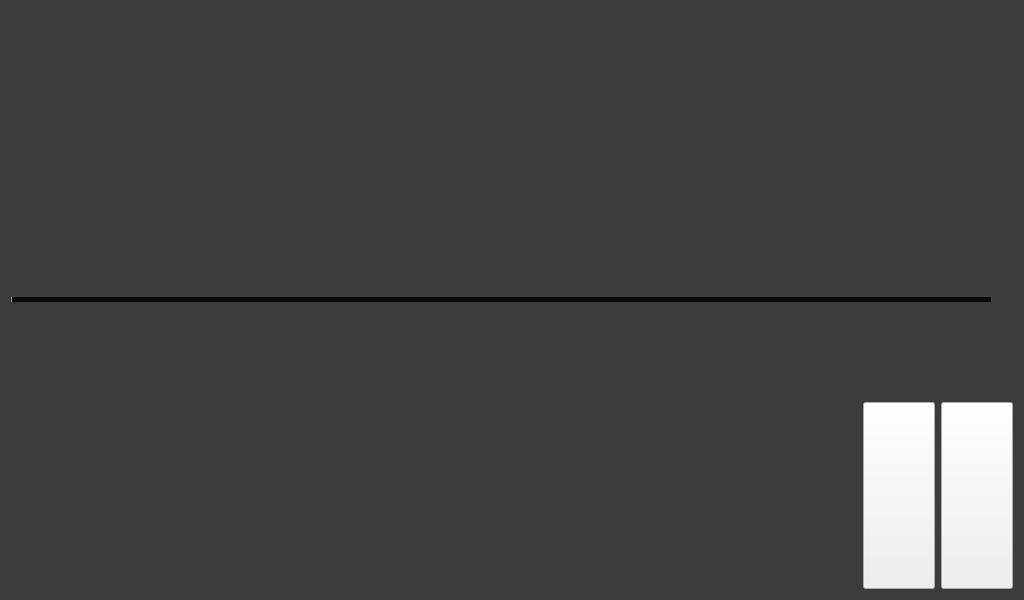
Old version of the form csrplayer.ui in the repository c9o/player.
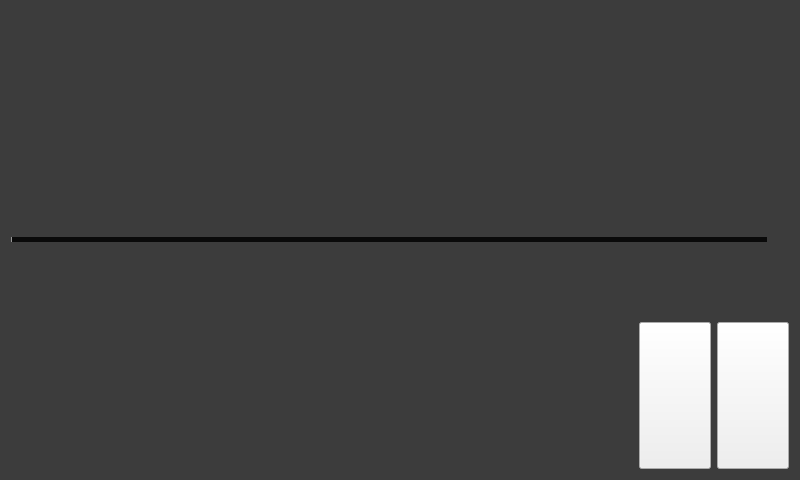
New version of the form. Icons and pictures are not drawn. Custom widgets are drawn as their Qt base class.

Commit message: 800x480 for entry board

Patch:
```diff
--- a/csrplayer.ui
+++ b/csrplayer.ui
@@ -6,8 +6,8 @@
    <rect>
     <x>0</x>
     <y>0</y>
-    <width>1024</width>
-    <height>600</height>
+    <width>800</width>
+    <height>480</height>
    </rect>
   </property>
   <property name="sizePolicy">
```
The commit also changes 1 other file.
